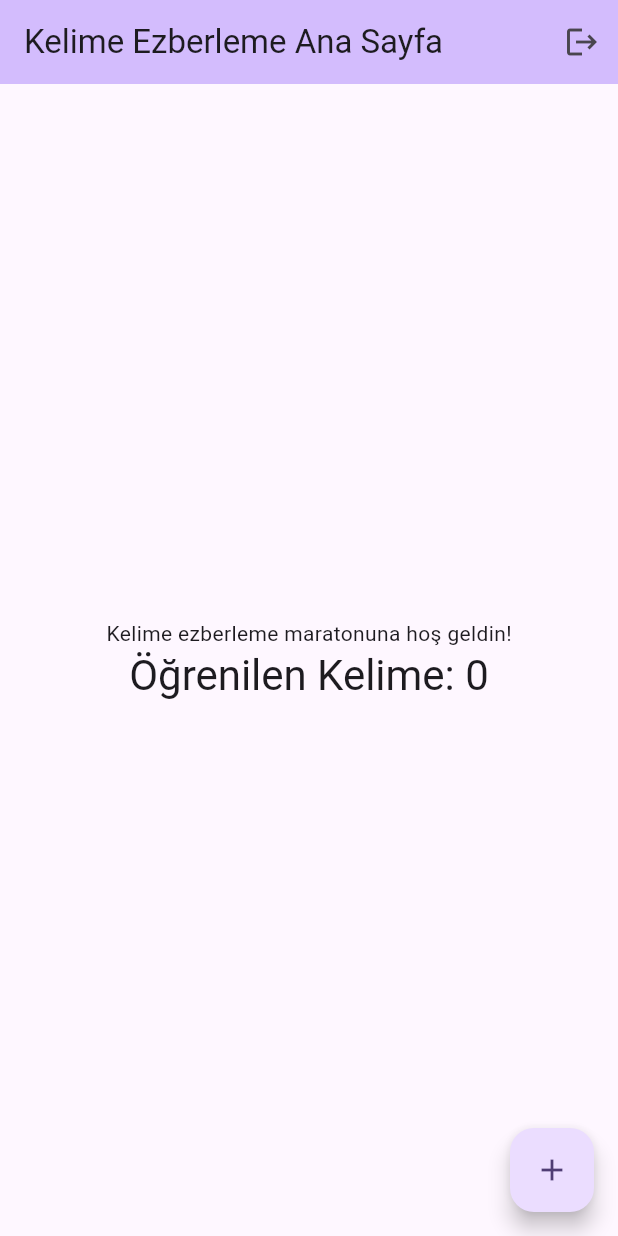
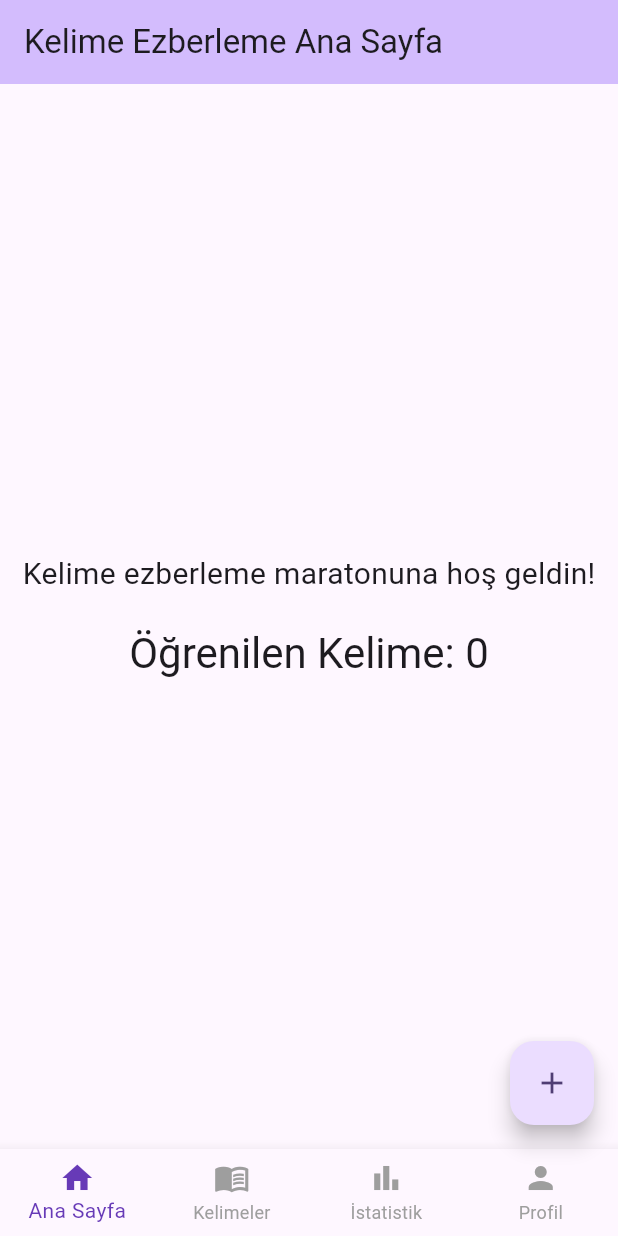
Before and after one commit to rohatorakci/Yazilim-Yapimi-Projesi, a Flutter app: the screen it shows once a user with an empty profile is signed in, on a phone screen of 412 x 824 dp. Run offline on Flutter 3.47's test engine with Material 3 defaults, Android fonts, the phone set to English and light mode, and no system bars; our stand-ins replace firebase_auth, firebase_core; accounts and stored records are empty; generated files the repository leaves out were written again.

Commit message:
menü eklendi, menüdeki profile sayfası yapıldı

```diff
--- a/lib/main.dart
+++ b/lib/main.dart
@@ -1,14 +1,13 @@
 import 'package:firebase_auth/firebase_auth.dart';
 import 'package:firebase_core/firebase_core.dart';
 import 'package:flutter/material.dart';
-import 'firebase_options.dart'; // <--- BU SATIRI EKLE
+import 'firebase_options.dart';
 import 'login.dart';
-// import 'register.dart'; // Eğer register.dart dosyan hazırsa burayı açabilirsin
+import 'profile.dart';
 
 void main() async {
   WidgetsFlutterBinding.ensureInitialized();
 
-  // Firebase'i yeni oluşturduğumuz options dosyasıyla başlatıyoruz
   await Firebase.initializeApp(
     options: DefaultFirebaseOptions.currentPlatform,
   );
@@ -43,12 +42,16 @@ class AuthWrapper extends StatelessWidget {
       builder: (context, snapshot) {
         if (snapshot.connectionState == ConnectionState.waiting) {
           return const Scaffold(
-            body: Center(child: CircularProgressIndicator()),
+            body: Center(
+              child: CircularProgressIndicator(),
+            ),
           );
         }
 
         if (snapshot.hasData) {
-          return const MyHomePage(title: 'Kelime Ezberleme Ana Sayfa');
+          return const MyHomePage(
+            title: 'Kelime Ezberleme Ana Sayfa',
+          );
         } else {
           return const LoginPage();
         }
@@ -58,7 +61,11 @@ class AuthWrapper extends StatelessWidget {
 }
 
 class MyHomePage extends StatefulWidget {
-  const MyHomePage({super.key, required this.title});
+  const MyHomePage({
+    super.key,
+    required this.title,
+  });
+
   final String title;
 
   @override
@@ -67,6 +74,7 @@ class MyHomePage extends StatefulWidget {
 
 class _MyHomePageState extends State<MyHomePage> {
   int _counter = 0;
+  int _selectedIndex = 0;
 
   void _incrementCounter() {
     setState(() {
@@ -74,8 +82,55 @@ class _MyHomePageState extends State<MyHomePage> {
     });
   }
 
-  Future<void> _signOut() async {
-    await FirebaseAuth.instance.signOut();
+
+  void _changePage(int index) {
+    setState(() {
+      _selectedIndex = index;
+    });
+  }
+
+  Widget _buildBody() {
+    switch (_selectedIndex) {
+      case 0:
+        return Column(
+          mainAxisAlignment: MainAxisAlignment.center,
+          children: [
+            const Text(
+              'Kelime ezberleme maratonuna hoş geldin!',
+              style: TextStyle(fontSize: 20),
+            ),
+            const SizedBox(height: 20),
+            Text(
+              'Öğrenilen Kelime: $_counter',
+              style: Theme.of(context).textTheme.headlineMedium,
+            ),
+          ],
+        );
+
+      case 1:
+        return const Center(
+          child: Text(
+            'Kelimeler Sayfası',
+            style: TextStyle(fontSize: 24),
+          ),
+        );
+
+      case 2:
+        return const Center(
+          child: Text(
+            'İstatistik Sayfası',
+            style: TextStyle(fontSize: 24),
+          ),
+        );
+
+      case 3:
+      return const ProfilePage();
+
+      default:
+        return const Center(
+          child: Text('Sayfa bulunamadı'),
+        );
+    }
   }
 
   @override
@@ -84,29 +139,44 @@ class _MyHomePageState extends State<MyHomePage> {
       appBar: AppBar(
     backgroundColor: Theme.of(context).colorScheme.inversePrimary,
   title: Text(widget.title),
-        actions: [
-          IconButton(
-            icon: const Icon(Icons.logout),
-            onPressed: _signOut,
-          )
-        ],
 ),
+
       body: Center(
-        child: Column(
-          mainAxisAlignment: MainAxisAlignment.center,
-          children: [
-            const Text('Kelime ezberleme maratonuna hoş geldin!'),
-            Text(
-              'Öğrenilen Kelime: $_counter',
-              style: Theme.of(context).textTheme.headlineMedium,
+        child: _buildBody(),
       ),
-          ],
-        ),
-      ),
-      floatingActionButton: FloatingActionButton(
+
+      floatingActionButton: _selectedIndex == 0
+          ? FloatingActionButton(
               onPressed: _incrementCounter,
               tooltip: 'Kelime Ekle',
               child: const Icon(Icons.add),
+            )
+          : null,
+
+      bottomNavigationBar: BottomNavigationBar(
+        currentIndex: _selectedIndex,
+        onTap: _changePage,
+        type: BottomNavigationBarType.fixed,
+        selectedItemColor: Colors.deepPurple,
+        unselectedItemColor: Colors.grey,
+        items: const [
+          BottomNavigationBarItem(
+            icon: Icon(Icons.home),
+            label: 'Ana Sayfa',
+          ),
+          BottomNavigationBarItem(
+            icon: Icon(Icons.menu_book),
+            label: 'Kelimeler',
+          ),
+          BottomNavigationBarItem(
+            icon: Icon(Icons.bar_chart),
+            label: 'İstatistik',
+          ),
+          BottomNavigationBarItem(
+            icon: Icon(Icons.person),
+            label: 'Profil',
+          ),
+        ],
       ),
     );
   }
```
Also changed, not shown: lib/profile.dart (added, +111 -0 lines). Lines whose indentation alone changed are shown as unchanged.
